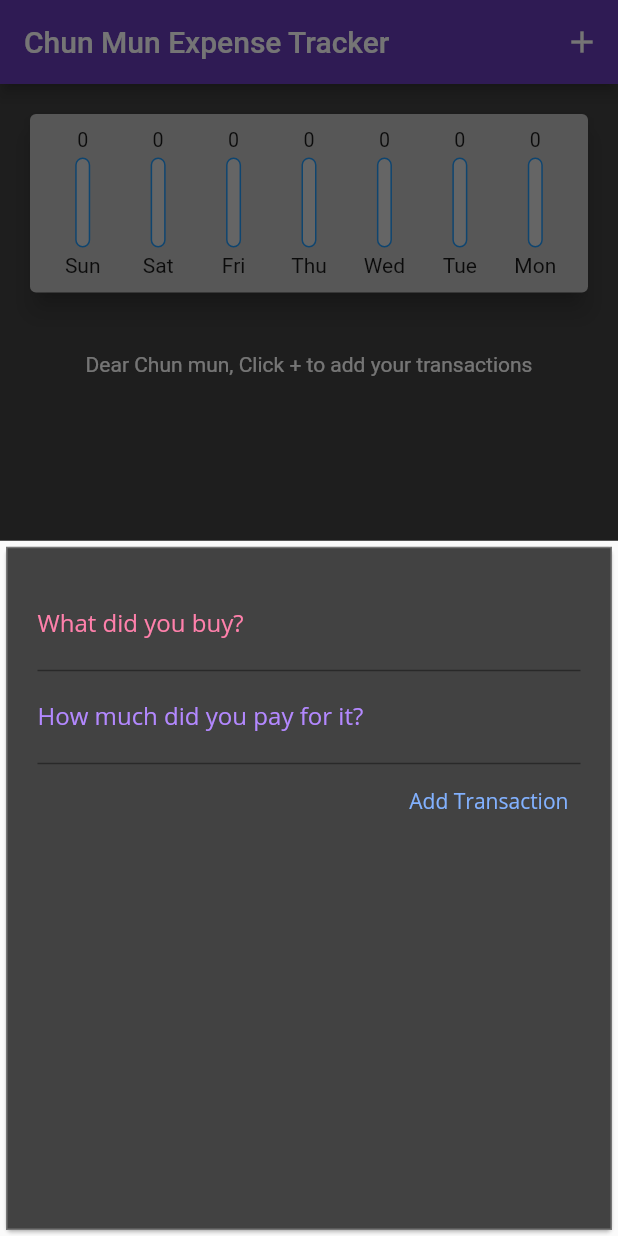
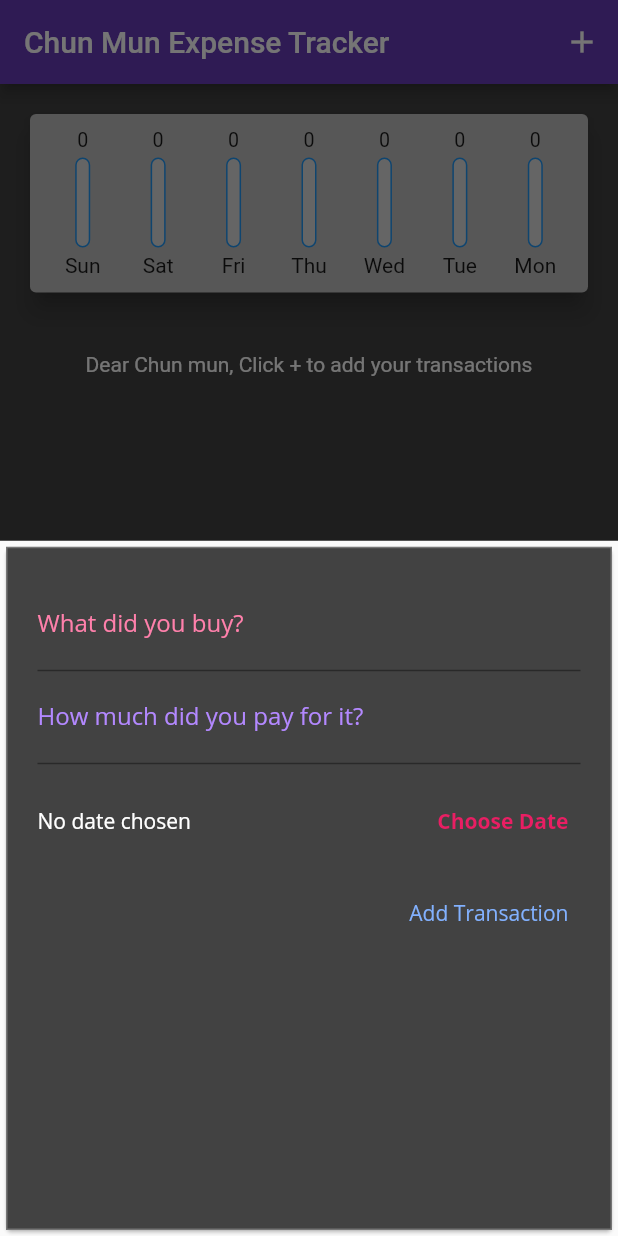
Before and after one commit to mokshchadha/expense-tracker, a Flutter app: the screen it shows after launch, after a tap on the "add" icon, on a phone screen of 412 x 824 dp. Run offline on Flutter 3.47's test engine with Material 2 defaults, Android fonts, the phone set to English and light mode, and no system bars; missing offline and left inert: localstore.

Commit message:
delete and date picker implemented

```diff
--- a/lib/main.dart
+++ b/lib/main.dart
@@ -36,11 +36,20 @@ class _MyAppState extends State<MyApp> {
         : [];
   }
 
+  Future<void> _deleteTransaction(String id) async {
+    print("deleting $id");
+    await Constants.DB
+        .collection(Constants.TRANSACTIONS)
+        .doc(id.replaceAll('/transactions/', ''))
+        .delete();
+    fetchExistingTransactionFromDB();
+  }
+
   Future<void> fetchExistingTransactionFromDB() async {
     var allTransactionsObj =
         await Constants.DB.collection(Constants.TRANSACTIONS).get();
 
-    print("#############################################");
+    print("-----------------------------------------------");
     print(allTransactionsObj);
 
     List<Transaction> allTransactions = allTransactionsObj != null
@@ -71,13 +80,11 @@ class _MyAppState extends State<MyApp> {
     super.initState();
   }
 
-  Future<void> _addNewTransaction(String txTitle, double txAmount) async {
-    final newTx = Transaction(
-        id: DateTime.now().toString(),
-        title: txTitle,
-        amount: txAmount,
-        date: DateTime.now());
+  Future<void> _addNewTransaction(
+      String txTitle, double txAmount, DateTime date) async {
     final id = Constants.DB.collection(Constants.TRANSACTIONS).doc().id;
+    final newTx =
+        Transaction(id: id, title: txTitle, amount: txAmount, date: date);
     await Constants.DB.collection(Constants.TRANSACTIONS).doc(id).set({
       'title': newTx.title,
       'amount': newTx.amount,
@@ -123,7 +130,7 @@ class _MyAppState extends State<MyApp> {
             //mainAxisAlignment: MainAxisAlignment.spaceEvenly,
             children: [
               Chart(_recentTransactions),
-              TransactionList(_userTransactions)
+              TransactionList(_userTransactions, _deleteTransaction)
             ],
           ),
         ),
--- a/lib/widgets/newTransaction.dart
+++ b/lib/widgets/newTransaction.dart
@@ -1,4 +1,5 @@
 import 'package:flutter/material.dart';
+import 'package:intl/intl.dart';
 
 class NewTransaction extends StatefulWidget {
   final Function addNewTxn;
@@ -12,16 +13,32 @@ class _NewTransactionState extends State<NewTransaction> {
   final titleInputController = TextEditingController();
 
   final amountInputController = TextEditingController();
+  var selectedDate = null;
 
   void submitData(context) {
     var enteredAmount = amountInputController.text.isEmpty
         ? 0.0
         : double.parse(amountInputController.text);
     var enteredTitle = titleInputController.text;
-    if (enteredTitle.isEmpty || enteredAmount <= 0) return;
+    if (enteredTitle.isEmpty || enteredAmount <= 0 || selectedDate == null)
+      return;
 
-    widget.addNewTxn(enteredTitle, enteredAmount);
+    widget.addNewTxn(enteredTitle, enteredAmount, selectedDate);
     Navigator.of(context).pop();
+  }
+
+  void _presentDatePicker() {
+    showDatePicker(
+      context: context,
+      initialDate: DateTime.now(),
+      firstDate: DateTime(2019),
+      lastDate: DateTime.now(),
+    ).then((pickedDate) {
+      if (pickedDate == null) return;
+      setState(() {
+        selectedDate = pickedDate;
+      });
+    });
   }
 
   @override
@@ -57,6 +74,27 @@ class _NewTransactionState extends State<NewTransaction> {
             style: TextStyle(color: Colors.deepPurpleAccent.shade100),
             onSubmitted: (_) => submitData(context),
           ),
+          Container(
+            height: 75,
+            child: Row(
+              children: [
+                Expanded(
+                    child: Text(
+                  selectedDate == null
+                      ? 'No date chosen'
+                      : DateFormat.yMEd().format(selectedDate),
+                  style: TextStyle(color: Colors.white),
+                )),
+                TextButton(
+                    onPressed: () => _presentDatePicker(),
+                    child: Text(
+                      'Choose Date',
+                      style: TextStyle(
+                          fontWeight: FontWeight.bold, color: Colors.pink),
+                    ))
+              ],
+            ),
+          ),
           TextButton(
               onPressed: () => submitData(context),
               child: Text("Add Transaction",
--- a/lib/widgets/transactionList.dart
+++ b/lib/widgets/transactionList.dart
@@ -1,13 +1,21 @@
 import 'package:expensetracker/models/transaction.dart';
 import 'package:flutter/material.dart';
 import 'package:intl/intl.dart';
+import '../constants.dart';
 
-class TransactionList extends StatelessWidget {
-  final List<Transaction> transactions;
-  TransactionList(this.transactions);
+class TransactionList extends StatefulWidget {
+  List<Transaction> transactions;
+  var deleteTransaction;
+  TransactionList(this.transactions, this.deleteTransaction);
+
+  @override
+  _TransactionListState createState() => _TransactionListState();
+}
+
+class _TransactionListState extends State<TransactionList> {
   @override
   Widget build(BuildContext context) {
-    return transactions.isEmpty
+    return widget.transactions.isEmpty
         ? Container(
             margin: EdgeInsets.symmetric(vertical: 20, horizontal: 30),
             child: Text("Dear Chun mun, Click + to add your transactions",
@@ -17,10 +25,10 @@ class TransactionList extends StatelessWidget {
             child: ListView.builder(
               itemBuilder: (ctx, index) {
                 return Card(
-                    color: Colors.grey.shade700,
-                    elevation: 5,
-                    margin: EdgeInsets.symmetric(vertical: 8, horizontal: 6),
-                    child: ListTile(
+                  color: Colors.grey.shade700,
+                  elevation: 5,
+                  margin: EdgeInsets.symmetric(vertical: 8, horizontal: 6),
+                  child: ListTile(
                       leading: CircleAvatar(
                           radius: 35,
                           backgroundColor: Colors.deepPurple,
@@ -28,24 +36,33 @@ class TransactionList extends StatelessWidget {
                               padding: EdgeInsets.all(10),
                               child: FittedBox(
                                   child: Text(
-                                "₹${transactions[index].amount.toStringAsFixed(2)}",
+                                "₹${widget.transactions[index].amount.toStringAsFixed(2)}",
                                 style: (TextStyle(
                                     fontSize: 15, color: Colors.white)),
                               )))),
-                      title: Text(transactions[index].title,
+                      title: Text(widget.transactions[index].title,
                           style: TextStyle(
                               fontSize: 18,
                               color: Colors.lightBlueAccent,
                               fontWeight: FontWeight.bold)),
                       subtitle: Text(
                           DateFormat('E dd/MMM/yyyy hh:mm a')
-                              .format(transactions[index].date),
+                              .format(widget.transactions[index].date),
                           style: TextStyle(
                               color: Colors.white,
                               fontWeight: FontWeight.bold)),
-                    ));
+                      trailing: IconButton(
+                          onPressed: () {
+                            widget.deleteTransaction(
+                                widget.transactions[index].id);
+                          },
+                          icon: const Icon(
+                            Icons.delete,
+                            color: Colors.pink,
+                          ))),
+                );
               },
-              itemCount: transactions.length,
+              itemCount: widget.transactions.length,
             ));
   }
 }
```
